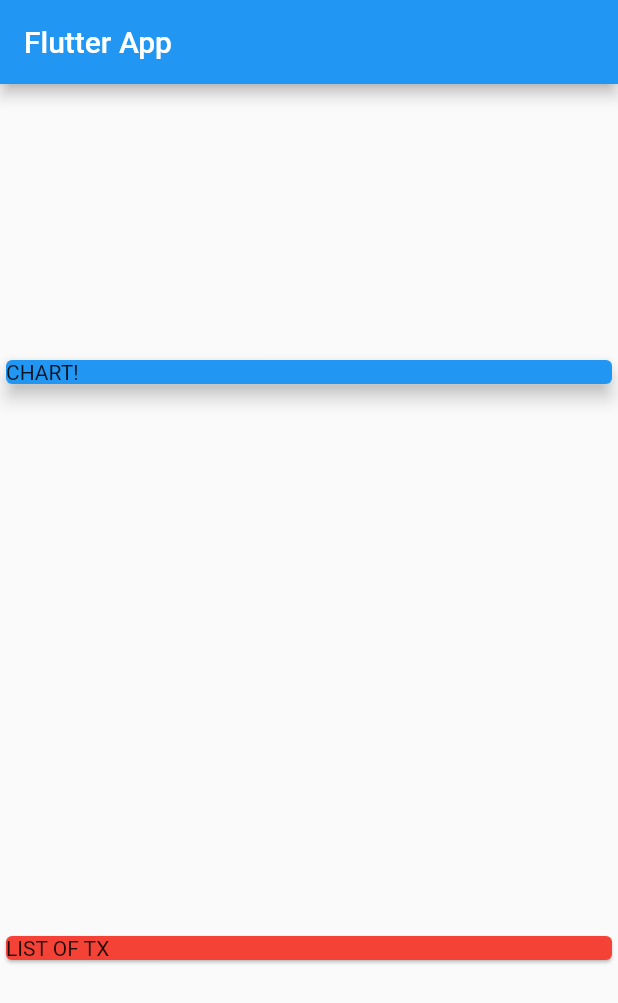
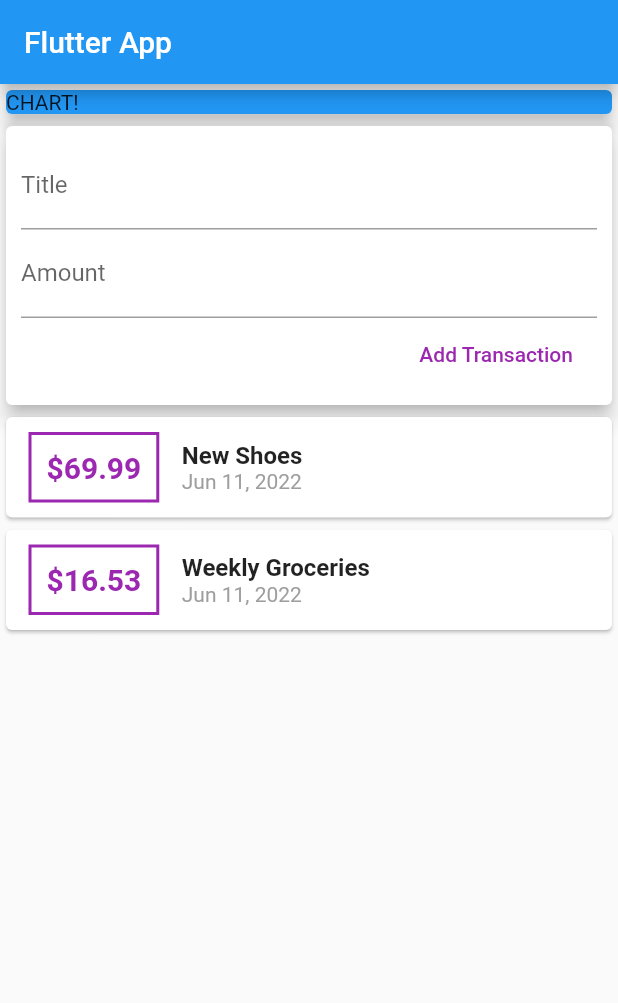
Before and after one commit to quangkhatran/expenses_planner, a Flutter app: the screen it shows after launch, on a phone screen of 412 x 824 dp. Shown: the top 1003 px of the screen. Run offline on Flutter 3.47's test engine with Material 2 defaults, Android fonts, the phone set to English and light mode, and no system bars.

Commit message:
add input text field and show a hardcoded list of items

```diff
--- a/lib/main.dart
+++ b/lib/main.dart
@@ -1,4 +1,6 @@
 import 'package:flutter/material.dart';
+import 'package:intl/intl.dart';
+import './transaction.dart';
 
 void main() => runApp(MyApp());
 
@@ -13,6 +15,24 @@ class MyApp extends StatelessWidget {
 }
 
 class MyHomePage extends StatelessWidget {
+  final List<Transaction> transactions = [
+    Transaction(
+      id: 't1',
+      title: 'New Shoes',
+      amount: 69.99,
+      date: DateTime.now(),
+    ),
+    Transaction(
+      id: 't2',
+      title: 'Weekly Groceries',
+      amount: 16.53,
+      date: DateTime.now(),
+    ),
+  ];
+
+  String titleInput;
+  String amountInput;
+
   @override
   Widget build(BuildContext context) {
     return Scaffold(
@@ -20,7 +40,7 @@ class MyHomePage extends StatelessWidget {
           title: Text('Flutter App'),
         ),
         body: Column(
-          mainAxisAlignment: MainAxisAlignment.spaceAround,
+          mainAxisAlignment: MainAxisAlignment.start,
           crossAxisAlignment: CrossAxisAlignment.stretch,
           children: <Widget>[
             Container(
@@ -32,8 +52,79 @@ class MyHomePage extends StatelessWidget {
               ),
             ),
             Card(
-              color: Colors.red,
-              child: Text('LIST OF TX'),
+              elevation: 5,
+              child: Container(
+                padding: EdgeInsets.all(10),
+                child: Column(
+                  crossAxisAlignment: CrossAxisAlignment.end,
+                  children: <Widget>[
+                  TextField(
+                    decoration: InputDecoration(labelText: 'Title'),
+                    onChanged: (val){
+                      titleInput = val;
+                    },
+                  ),
+                  TextField(
+                    decoration: InputDecoration(labelText: 'Amount'),
+                    onChanged: (val){
+                      amountInput = val;
+                    },
+                  ),
+                  FlatButton(
+                    child: Text('Add Transaction'),
+                    textColor: Colors.purple,
+                    onPressed: () {
+                      print(titleInput);
+                      print(amountInput);
+                    },
+                  )
+                ]),
+              ),
+            ),
+            Column(
+              children: transactions.map((tx) {
+                return Card(
+                  child: Row(
+                    children: <Widget>[
+                      Container(
+                        margin: EdgeInsets.symmetric(
+                          vertical: 10,
+                          horizontal: 15,
+                        ),
+                        decoration: BoxDecoration(
+                          border: Border.all(
+                            color: Colors.purple,
+                            width: 2,
+                          ),
+                        ),
+                        padding: EdgeInsets.all(10),
+                        child: Text(
+                          '\$${tx.amount}',
+                          style: TextStyle(
+                            fontWeight: FontWeight.bold,
+                            fontSize: 20,
+                            color: Colors.purple,
+                          ),
+                        ),
+                      ),
+                      Column(
+                        crossAxisAlignment: CrossAxisAlignment.start,
+                        children: <Widget>[
+                          Text(tx.title,
+                              style: TextStyle(
+                                fontSize: 16,
+                                fontWeight: FontWeight.bold,
+                              )),
+                          Text(DateFormat.yMMMd().format(tx.date),
+                              style: TextStyle(
+                                color: Colors.grey,
+                              )),
+                        ],
+                      )
+                    ],
+                  ),
+                );
+              }).toList(),
             ),
           ],
         ));
--- /dev/null
+++ b/lib/transaction.dart
@@ -0,0 +1,14 @@
+import 'package:flutter/foundation.dart';
+
+class Transaction {
+  final String id;
+  final String title;
+  final double amount;
+  final DateTime date;
+
+  Transaction(
+      {@required this.id,
+      @required this.title,
+      @required this.amount,
+      @required this.date});
+}
--- a/pubspec.yaml
+++ b/pubspec.yaml
@@ -28,6 +28,7 @@ dependencies:
   # The following adds the Cupertino Icons font to your application.
   # Use with the CupertinoIcons class for iOS style icons.
   cupertino_icons: ^1.0.2
+  intl: ^0.17.0
 
 dev_dependencies:
   flutter_test:
```
Also changed, not shown: pubspec.lock.
